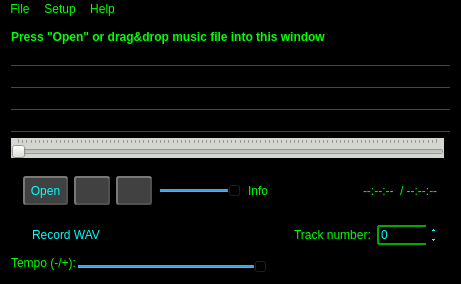
Above: examples/MusPlay-Qt/MainWindow/mainwindow.ui from WohlSoft/SDL-Mixer-X before the change. Below: the same form after it.
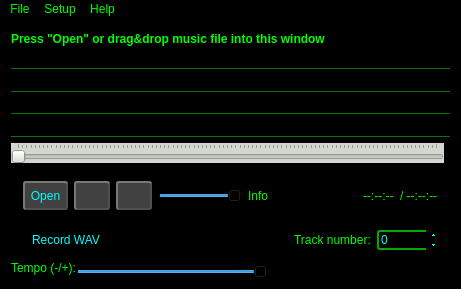
That is the form after the change. Icons and pictures are not drawn. Custom widgets are drawn as their Qt base class.

```diff
--- a/examples/MusPlay-Qt/MainWindow/mainwindow.ui
+++ b/examples/MusPlay-Qt/MainWindow/mainwindow.ui
@@ -7,7 +7,7 @@
     <x>0</x>
     <y>0</y>
     <width>461</width>
-    <height>275</height>
+    <height>289</height>
    </rect>
   </property>
   <property name="minimumSize">
```
Left out of the diff: 49 changed lines with no effect on the pictures.
